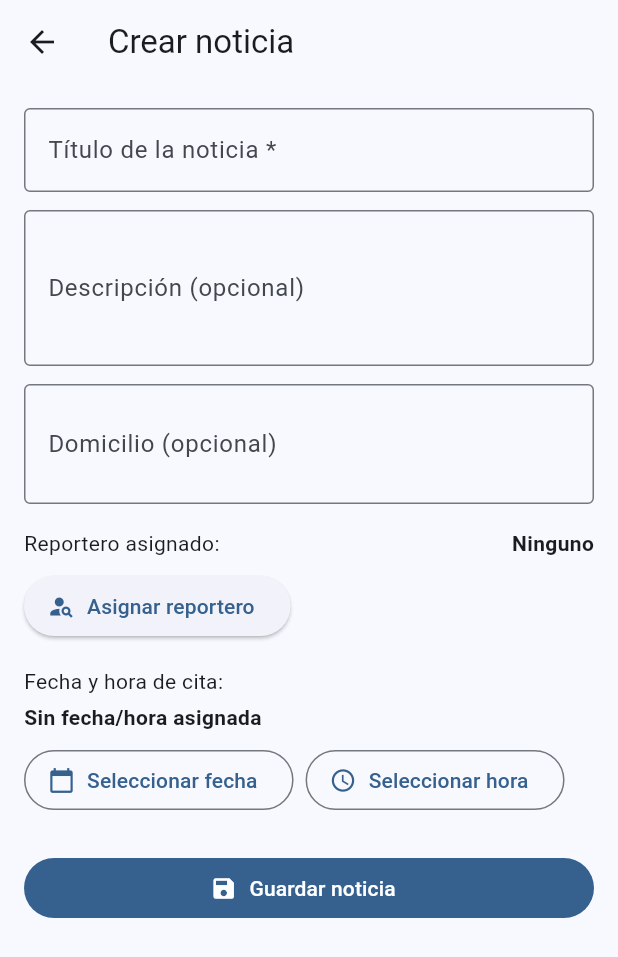
After one commit to Juankjos/seguimientomapacnt, a Flutter app: the CrearNoticiaPage screen opened directly, on a phone screen of 412 x 824 dp. The commit adds this screen. Shown: the top 957 px of the screen. Run offline on Flutter 3.47's test engine with Material 3 defaults, Android fonts, the phone set to English and light mode, and no system bars; our stand-ins replace flutter_map, geolocator, latlong2, shared_preferences, table_calendar; accounts and stored records are empty; network calls fail.

```diff
--- /dev/null
+++ b/lib/screens/crear_noticia_page.dart
@@ -0,0 +1,366 @@
+import 'package:flutter/material.dart';
+import 'package:intl/intl.dart';
+
+import '../services/api_service.dart';
+
+class CrearNoticiaPage extends StatefulWidget {
+  const CrearNoticiaPage({super.key});
+
+  @override
+  State<CrearNoticiaPage> createState() => _CrearNoticiaPageState();
+}
+
+class _CrearNoticiaPageState extends State<CrearNoticiaPage> {
+  final _formKey = GlobalKey<FormState>();
+
+  final TextEditingController _noticiaCtrl = TextEditingController();
+  final TextEditingController _descCtrl = TextEditingController();
+  final TextEditingController _domicilioCtrl = TextEditingController();
+
+  // Asignar reportero
+  final TextEditingController _buscarReporteroCtrl = TextEditingController();
+  int? _reporteroIdSeleccionado;
+  String? _reporteroNombreSeleccionado;
+  List<ReporteroBusqueda> _resultadosReporteros = [];
+  bool _buscandoReporteros = false;
+  bool _mostrarBuscadorReportero = false;
+
+  DateTime? _fechaSeleccionada;
+  TimeOfDay? _horaSeleccionada;
+
+  bool _guardando = false;
+
+  final DateFormat _fmtFechaHora = DateFormat('dd/MM/yyyy HH:mm');
+
+  @override
+  void dispose() {
+    _noticiaCtrl.dispose();
+    _descCtrl.dispose();
+    _domicilioCtrl.dispose();
+    _buscarReporteroCtrl.dispose();
+    super.dispose();
+  }
+
+  Future<void> _seleccionarFecha() async {
+    final hoy = DateTime.now();
+    final inicial = _fechaSeleccionada ?? hoy;
+
+    final picked = await showDatePicker(
+      context: context,
+      initialDate: inicial,
+      firstDate: DateTime(hoy.year - 1),
+      lastDate: DateTime(hoy.year + 2),
+      locale: const Locale('es', 'MX'),
+    );
+
+    if (picked != null) {
+      setState(() {
+        _fechaSeleccionada = picked;
+      });
+    }
+  }
+
+  Future<void> _seleccionarHora() async {
+    final picked = await showTimePicker(
+      context: context,
+      initialTime: _horaSeleccionada ?? TimeOfDay.now(),
+    );
+
+    if (picked != null) {
+      setState(() {
+        _horaSeleccionada = picked;
+      });
+    }
+  }
+
+  DateTime? _combinarFechaHora() {
+    if (_fechaSeleccionada == null) return null;
+    final fecha = _fechaSeleccionada!;
+    final hora = _horaSeleccionada ?? const TimeOfDay(hour: 0, minute: 0);
+
+    return DateTime(
+      fecha.year,
+      fecha.month,
+      fecha.day,
+      hora.hour,
+      hora.minute,
+    );
+  }
+
+  Future<void> _buscarReporteros(String query) async {
+    if (query.trim().isEmpty) {
+      setState(() {
+        _resultadosReporteros = [];
+      });
+      return;
+    }
+
+    setState(() {
+      _buscandoReporteros = true;
+    });
+
+    try {
+      final resultados = await ApiService.buscarReporteros(query);
+      setState(() {
+        _resultadosReporteros = resultados;
+      });
+    } catch (e) {
+      if (!mounted) return;
+      ScaffoldMessenger.of(context).showSnackBar(
+        SnackBar(content: Text('Error al buscar reporteros: $e')),
+      );
+    } finally {
+      if (mounted) {
+        setState(() {
+          _buscandoReporteros = false;
+        });
+      }
+    }
+  }
+
+  Future<void> _guardar() async {
+    if (!_formKey.currentState!.validate()) return;
+
+    setState(() {
+      _guardando = true;
+    });
+
+    try {
+      final fechaCita = _combinarFechaHora();
+
+      await ApiService.crearNoticia(
+        noticia: _noticiaCtrl.text.trim(),
+        descripcion: _descCtrl.text.trim().isEmpty ? null : _descCtrl.text.trim(),
+        domicilio: _domicilioCtrl.text.trim().isEmpty ? null : _domicilioCtrl.text.trim(),
+        reporteroId: _reporteroIdSeleccionado,
+        fechaCita: fechaCita,
+      );
+
+      if (!mounted) return;
+
+      ScaffoldMessenger.of(context).showSnackBar(
+        const SnackBar(content: Text('Noticia creada correctamente')),
+      );
+
+      Navigator.pop(context, true);
+    } catch (e) {
+      if (!mounted) return;
+      ScaffoldMessenger.of(context).showSnackBar(
+        SnackBar(content: Text('Error al crear noticia: $e')),
+      );
+    } finally {
+      if (mounted) {
+        setState(() {
+          _guardando = false;
+        });
+      }
+    }
+  }
+
+  @override
+  Widget build(BuildContext context) {
+    final theme = Theme.of(context);
+
+    final fechaCita = _combinarFechaHora();
+    final String textoFechaCita = fechaCita != null
+        ? _fmtFechaHora.format(fechaCita)
+        : 'Sin fecha/hora asignada';
+
+    return Scaffold(
+      appBar: AppBar(
+        title: const Text('Crear noticia'),
+      ),
+      body: SingleChildScrollView(
+        padding: const EdgeInsets.all(16),
+        child: Form(
+          key: _formKey,
+          child: Column(
+            crossAxisAlignment: CrossAxisAlignment.start,
+            children: [
+              TextFormField(
+                controller: _noticiaCtrl,
+                decoration: const InputDecoration(
+                  labelText: 'Título de la noticia *',
+                  border: OutlineInputBorder(),
+                ),
+                validator: (v) {
+                  if (v == null || v.trim().isEmpty) {
+                    return 'El título es obligatorio';
+                  }
+                  return null;
+                },
+              ),
+              const SizedBox(height: 12),
+
+              TextFormField(
+                controller: _descCtrl,
+                decoration: const InputDecoration(
+                  labelText: 'Descripción (opcional)',
+                  border: OutlineInputBorder(),
+                ),
+                maxLines: 3,
+              ),
+              const SizedBox(height: 12),
+
+              TextFormField(
+                controller: _domicilioCtrl,
+                decoration: const InputDecoration(
+                  labelText: 'Domicilio (opcional)',
+                  border: OutlineInputBorder(),
+                ),
+                maxLines: 2,
+              ),
+              const SizedBox(height: 16),
+
+              // -------- Asignar reportero (opcional) --------
+              Row(
+                mainAxisAlignment: MainAxisAlignment.spaceBetween,
+                children: [
+                  Text(
+                    'Reportero asignado:',
+                    style: theme.textTheme.bodyMedium,
+                  ),
+                  Text(
+                    _reporteroNombreSeleccionado ?? 'Ninguno',
+                    style: theme.textTheme.bodyMedium?.copyWith(
+                      fontWeight: FontWeight.w600,
+                    ),
+                  ),
+                ],
+              ),
+              const SizedBox(height: 8),
+              Row(
+                children: [
+                  ElevatedButton.icon(
+                    icon: const Icon(Icons.person_search),
+                    label: const Text('Asignar reportero'),
+                    onPressed: () {
+                      setState(() {
+                        _mostrarBuscadorReportero = !_mostrarBuscadorReportero;
+                      });
+                    },
+                  ),
+                  const SizedBox(width: 8),
+                  if (_reporteroIdSeleccionado != null)
+                    TextButton(
+                      onPressed: () {
+                        setState(() {
+                          _reporteroIdSeleccionado = null;
+                          _reporteroNombreSeleccionado = null;
+                        });
+                      },
+                      child: const Text('Quitar asignación'),
+                    ),
+                ],
+              ),
+
+              if (_mostrarBuscadorReportero) ...[
+                const SizedBox(height: 8),
+                TextField(
+                  controller: _buscarReporteroCtrl,
+                  decoration: InputDecoration(
+                    labelText: 'Buscar reportero por nombre',
+                    prefixIcon: const Icon(Icons.search),
+                    border: const OutlineInputBorder(),
+                    suffixIcon: _buscarReporteroCtrl.text.isNotEmpty
+                        ? IconButton(
+                            icon: const Icon(Icons.clear),
+                            onPressed: () {
+                              setState(() {
+                                _buscarReporteroCtrl.clear();
+                                _resultadosReporteros = [];
+                              });
+                            },
+                          )
+                        : null,
+                  ),
+                  onChanged: (value) {
+                    _buscarReporteros(value);
+                  },
+                ),
+                const SizedBox(height: 8),
+                if (_buscandoReporteros)
+                  const Center(child: CircularProgressIndicator())
+                else if (_resultadosReporteros.isEmpty)
+                  const Text('Sin resultados')
+                else
+                  SizedBox(
+                    height: 180,
+                    child: ListView.builder(
+                      itemCount: _resultadosReporteros.length,
+                      itemBuilder: (context, index) {
+                        final r = _resultadosReporteros[index];
+                        return ListTile(
+                          leading: const Icon(Icons.person),
+                          title: Text(r.nombre),
+                          onTap: () {
+                            setState(() {
+                              _reporteroIdSeleccionado = r.id;
+                              _reporteroNombreSeleccionado = r.nombre;
+                              _mostrarBuscadorReportero = false;
+                            });
+                          },
+                        );
+                      },
+                    ),
+                  ),
+              ],
+
+              const SizedBox(height: 16),
+
+              // -------- Fecha y hora de cita --------
+              Text(
+                'Fecha y hora de cita:',
+                style: theme.textTheme.bodyMedium,
+              ),
+              const SizedBox(height: 4),
+              Text(
+                textoFechaCita,
+                style: theme.textTheme.bodyMedium?.copyWith(
+                  fontWeight: FontWeight.w600,
+                ),
+              ),
+              const SizedBox(height: 8),
+              Row(
+                children: [
+                  OutlinedButton.icon(
+                    icon: const Icon(Icons.calendar_today),
+                    label: const Text('Seleccionar fecha'),
+                    onPressed: _seleccionarFecha,
+                  ),
+                  const SizedBox(width: 8),
+                  OutlinedButton.icon(
+                    icon: const Icon(Icons.access_time),
+                    label: const Text('Seleccionar hora'),
+                    onPressed: _seleccionarHora,
+                  ),
+                ],
+              ),
+
+              const SizedBox(height: 24),
+
+              SizedBox(
+                width: double.infinity,
+                child: FilledButton.icon(
+                  icon: _guardando
+                      ? const SizedBox(
+                          width: 18,
+                          height: 18,
+                          child: CircularProgressIndicator(
+                            strokeWidth: 2,
+                            valueColor:
+                                AlwaysStoppedAnimation<Color>(Colors.white),
+                          ),
+                        )
+                      : const Icon(Icons.save),
+                  label: Text(_guardando ? 'Guardando...' : 'Guardar noticia'),
+                  onPressed: _guardando ? null : _guardar,
+                ),
+              ),
+            ],
+          ),
+        ),
+      ),
+    );
+  }
+}
--- a/lib/services/api_service.dart
+++ b/lib/services/api_service.dart
@@ -4,14 +4,24 @@ import 'dart:convert';
 import 'package:http/http.dart' as http;
 
 import '../models/noticia.dart';
+class ReporteroBusqueda {
+  final int id;
+  final String nombre;
+
+  ReporteroBusqueda({required this.id, required this.nombre});
+
+  factory ReporteroBusqueda.fromJson(Map<String, dynamic> json) {
+    return ReporteroBusqueda(
+      id: int.parse(json['id'].toString()),
+      nombre: json['nombre'] ?? '',
+    );
+  }
+}
 
 class ApiService {
-  // 📌 Para el emulador Android, usa 10.0.2.2 en lugar de localhost
   static const String baseUrl = 'http://localhost/seguimientomapacnt';
 
-  // Para dispositivo físico en la misma red, usa la IP de tu PC:
-  // static const String baseUrl = 'http://TU_IP_LOCAL/seguimientomapacnt_api';
-
+  // 🔹 Login
   static Future<Map<String, dynamic>> login(
       String nombre, String password) async {
     final url = Uri.parse('$baseUrl/login.php');
@@ -32,6 +42,7 @@ class ApiService {
     }
   }
 
+  // 🔹 Mostrar noticias creadas
   static Future<List<Noticia>> getNoticias(int reporteroId) async {
     final url =
         Uri.parse('$baseUrl/get_noticias.php?reportero_id=$reporteroId');
@@ -52,7 +63,64 @@ class ApiService {
     }
   }
 
-    // 🔹 Noticias disponibles (sin reportero asignado)
+  // 🔹 Obtener todas las noticias (modo admin) usando get_noticias.php
+  static Future<List<Noticia>> getNoticiasAdmin() async {
+    // Llamamos al mismo script, pero con ?modo=admin
+    final url = Uri.parse('$baseUrl/get_noticias.php?modo=admin');
+
+    final response = await http.get(url);
+
+    if (response.statusCode == 200) {
+      final Map<String, dynamic> data = json.decode(response.body);
+
+      if (data['success'] == true) {
+        final List<dynamic> list = data['data'] ?? [];
+        return list.map((e) => Noticia.fromJson(e)).toList();
+      } else {
+        throw Exception(data['message'] ?? 'Error al obtener noticias (admin)');
+      }
+    } else {
+      throw Exception('Error en el servidor (${response.statusCode})');
+    }
+  }
+
+  static Future<void> crearNoticia({
+    required String noticia,
+    String? descripcion,
+    String? domicilio,
+    int? reporteroId,
+    DateTime? fechaCita,
+  }) async {
+    final url = Uri.parse('$baseUrl/crear_noticia.php');
+
+    // Formato DATETIME para MySQL
+    String? fechaCitaStr;
+    if (fechaCita != null) {
+      fechaCitaStr = fechaCita.toIso8601String().substring(0, 19).replaceFirst('T', ' ');
+      // Ej: 2025-12-20 15:30:00
+    }
+
+    final body = {
+      'noticia': noticia,
+      'descripcion': descripcion ?? '',
+      'domicilio': domicilio ?? '',
+      'reportero_id': reporteroId?.toString() ?? '',
+      'fecha_cita': fechaCitaStr ?? '',
+    };
+
+    final response = await http.post(url, body: body);
+
+    if (response.statusCode == 200) {
+      final Map<String, dynamic> data = json.decode(response.body);
+      if (data['success'] != true) {
+        throw Exception(data['message'] ?? 'Error al crear noticia');
+      }
+    } else {
+      throw Exception('Error en el servidor al crear noticia (${response.statusCode})');
+    }
+  }
+
+  // 🔹 Noticias disponibles (sin reportero asignado / Nuevas)
   static Future<List<Noticia>> getNoticiasDisponibles() async {
     final url = Uri.parse('$baseUrl/get_noticias_disponibles.php');
 
@@ -72,7 +140,7 @@ class ApiService {
     }
   }
 
-  // 🔹 Tomar noticia: asignar reportero a una noticia
+  // 🔹 Asignar reportero a una noticia
   static Future<void> tomarNoticia({
     required int reporteroId,
     required int noticiaId,
@@ -97,6 +165,26 @@ class ApiService {
     }
   }
 
+  // 🔹 Buscar reportero a una noticia
+  static Future<List<ReporteroBusqueda>> buscarReporteros(String query) async {
+    final url = Uri.parse('$baseUrl/search_reporteros.php?q=${Uri.encodeQueryComponent(query)}');
+
+    final response = await http.get(url);
+    if (response.statusCode == 200) {
+      final Map<String, dynamic> data = json.decode(response.body);
+      if (data['success'] == true) {
+        final List<dynamic> list = data['data'] ?? [];
+        return list
+            .map((e) => ReporteroBusqueda.fromJson(e as Map<String, dynamic>))
+            .toList();
+      } else {
+        throw Exception(data['message'] ?? 'Error al buscar reporteros');
+      }
+    } else {
+      throw Exception('Error en el servidor al buscar reporteros (${response.statusCode})');
+    }
+  }
+  // 🔹 Al llegar al destino, guardar lat y long de llegada
   static Future<void> registrarLlegadaNoticia({
     required int noticiaId,
     required double latitud,
@@ -124,6 +212,7 @@ class ApiService {
     }
   }
 
+  // 🔹 Eliminar visualmente las noticias, se conservan en DB
   static Future<void> eliminarNoticiaDePendientes(int noticiaId) async {
     final url = Uri.parse('$baseUrl/update_pendiente_noticia.php');
 
@@ -146,6 +235,7 @@ class ApiService {
     }
   }
 
+  // 🔹 Cambiar ubicación de una noticia
   static Future<void> actualizarUbicacionNoticia({
     required int noticiaId,
     required double latitud,
--- a/pubspec.yaml
+++ b/pubspec.yaml
@@ -42,6 +42,9 @@ dependencies:
   shared_preferences: ^2.5.3
   table_calendar: ^3.1.2
   geolocator: ^14.0.2
+
+  flutter_localizations:
+    sdk: flutter
 
 dev_dependencies:
   flutter_test:
```
Also changed, not shown: lib/main.dart (+15 -0 lines), lib/screens/agenda_page.dart (+23 -1 lines), lib/screens/login_screen.dart (+25 -6 lines), pubspec.lock, 4 other files.
